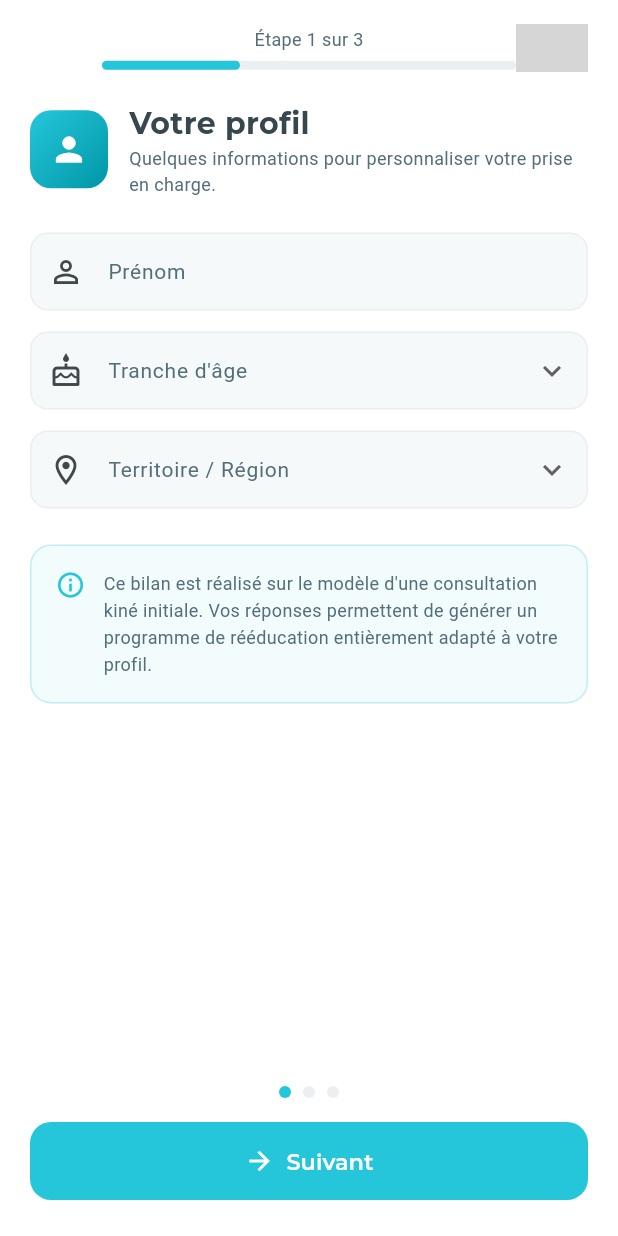
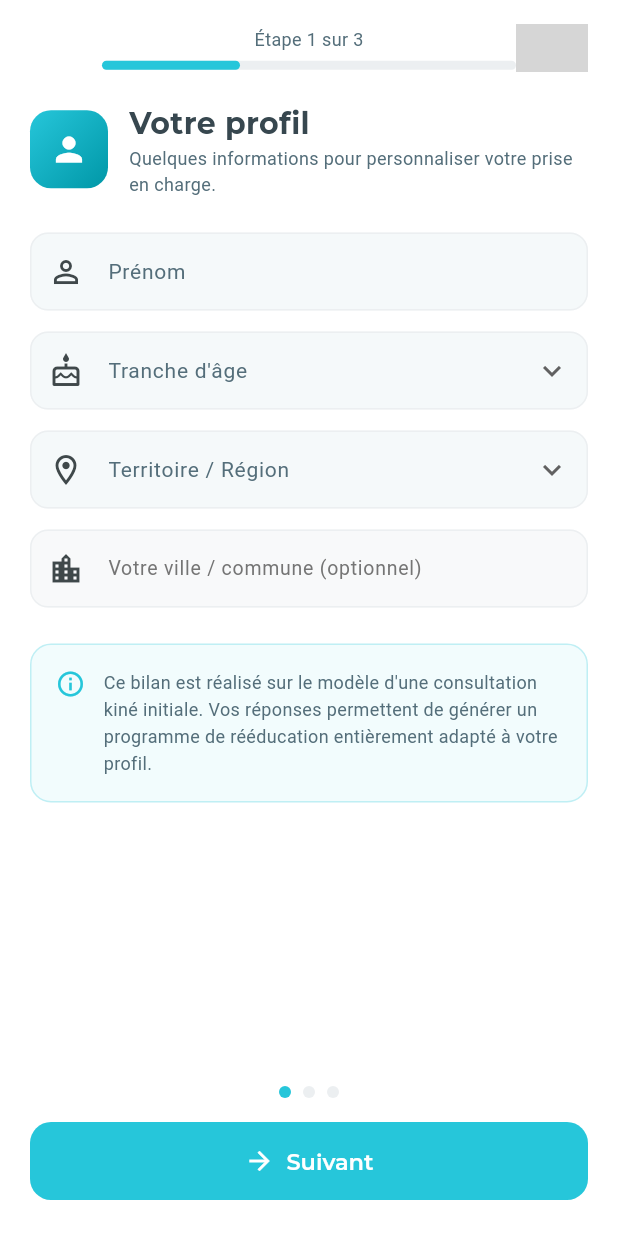
Before and after one commit to IB7513/santeo-connect, a Flutter app: the OnboardingScreen screen opened by its route, on a phone screen of 412 x 824 dp. Run offline on Flutter 3.47's test engine with Material 3 defaults, Android fonts, the phone set to English and light mode, and no system bars; drawn by our look-alikes of smooth_page_indicator; our stand-ins replace cloud_firestore, firebase_core, fl_chart, google_fonts, percent_indicator, shared_preferences and 2 more; missing offline and left inert: dart:js, dart:js_interop, dart:ui_web; accounts and stored records are empty; key blocks and very long unbroken strings in the code were emptied for the run; grey boxes are pictures that could not be loaded.

Commit message:
Localisation ville libre + fiches kinés épurées + admin RDV sans emails privés
- Onboarding : champ libre 'Votre ville / commune' ajouté (optionnel)
- Modèle UserProfile : nouveau champ 'ville' persisté en Firestore
- Profil : affichage 'Ville • Territoire' si ville renseignée
- Fiches kinés : suppression du champ expérience partout
- Vue admin SANTEO : emails patients masqués (supervision sans données privées)
- RdvService : template EmailJS enrichi (to_name, reply_to, commentaires template)
- Booking admin : hidePatientMail=true pour protéger les données patients

```diff
--- a/lib/models/app_models.dart
+++ b/lib/models/app_models.dart
@@ -136,7 +136,8 @@ class UserProfile {
   final String prenom;
   final String age;
   final String genre;
-  final String localisation;
+  final String localisation;  // territoire / région (dropdown)
+  final String ville;          // ville libre saisie par l'utilisateur
   final String objectifSante;
   final bool douleursActuelles;
   final List<String> zonesDouleur;
@@ -156,6 +157,7 @@ class UserProfile {
     required this.age,
     required this.genre,
     required this.localisation,
+    this.ville = '',
     required this.objectifSante,
     required this.douleursActuelles,
     required this.zonesDouleur,
@@ -177,6 +179,7 @@ class UserProfile {
       age: map['age']?.toString() ?? '',
       genre: map['genre']?.toString() ?? '',
       localisation: map['localisation']?.toString() ?? '',
+      ville: map['ville']?.toString() ?? '',
       objectifSante: map['objectifSante']?.toString() ?? '',
       douleursActuelles: map['douleursActuelles'] == true,
       zonesDouleur: List<String>.from(map['zonesDouleur'] as List? ?? []),
@@ -198,6 +201,7 @@ class UserProfile {
     'age': age,
     'genre': genre,
     'localisation': localisation,
+    'ville': ville,
     'objectifSante': objectifSante,
     'douleursActuelles': douleursActuelles,
     'zonesDouleur': zonesDouleur,
--- a/lib/providers/app_providers.dart
+++ b/lib/providers/app_providers.dart
@@ -190,6 +190,7 @@ class AppProvider extends ChangeNotifier {
       genre: _onboardingData['genre']?.toString() ?? '',
       localisation:
           _onboardingData['localisation']?.toString() ?? 'France',
+      ville: _onboardingData['ville']?.toString() ?? '',
       objectifSante: _onboardingData['objectifSante']?.toString() ?? '',
       douleursActuelles: _onboardingData['douleursActuelles'] == true,
       zonesDouleur:
--- a/lib/screens/onboarding/onboarding_screen.dart
+++ b/lib/screens/onboarding/onboarding_screen.dart
@@ -23,6 +23,7 @@ class _OnboardingScreenState extends State<OnboardingScreen> {
 
   // Étape 1 — Profil
   final _prenomCtrl = TextEditingController();
+  final _villeCtrl = TextEditingController(); // champ libre ville
   String? _age;
   String? _territoire;
 
@@ -55,6 +56,7 @@ class _OnboardingScreenState extends State<OnboardingScreen> {
   void dispose() {
     _pageController.dispose();
     _prenomCtrl.dispose();
+    _villeCtrl.dispose();
     super.dispose();
   }
 
@@ -163,6 +165,7 @@ class _OnboardingScreenState extends State<OnboardingScreen> {
       'age': _age ?? '',
       'genre': '',
       'localisation': _territoire ?? 'France métropolitaine',
+      'ville': _villeCtrl.text.trim(),
       'objectifSante': _objectif ?? '',
       'douleursActuelles': _douleursOuiNon,
       'zonesDouleur': _zonesDouleur,
@@ -364,6 +367,7 @@ class _OnboardingScreenState extends State<OnboardingScreen> {
                   // ── ÉTAPE 1 : Votre profil ───────────────────
                   _KineStep1Profil(
                     prenomCtrl: _prenomCtrl,
+                    villeCtrl: _villeCtrl,
                     age: _age,
                     territoire: _territoire,
                     onAgeChanged: (v) => setState(() => _age = v),
@@ -468,6 +472,7 @@ class _OnboardingScreenState extends State<OnboardingScreen> {
 // ================================================================
 class _KineStep1Profil extends StatelessWidget {
   final TextEditingController prenomCtrl;
+  final TextEditingController villeCtrl;
   final String? age;
   final String? territoire;
   final ValueChanged<String?> onAgeChanged;
@@ -475,6 +480,7 @@ class _KineStep1Profil extends StatelessWidget {
 
   const _KineStep1Profil({
     required this.prenomCtrl,
+    required this.villeCtrl,
     required this.age,
     required this.territoire,
     required this.onAgeChanged,
@@ -558,6 +564,31 @@ class _KineStep1Profil extends StatelessWidget {
             items: AppConstants.territories,
             icon: Icons.location_on_outlined,
             onChanged: onTerritoireChanged,
+          ),
+          const SizedBox(height: 14),
+
+          // Champ libre — ville / commune
+          TextField(
+            controller: villeCtrl,
+            textCapitalization: TextCapitalization.words,
+            decoration: InputDecoration(
+              labelText: 'Votre ville / commune (optionnel)',
+              hintText: 'Ex : Paris, Lyon, Fort-de-France...',
+              prefixIcon: const Icon(Icons.location_city_outlined),
+              filled: true,
+              fillColor: const Color(0xFFF8F9FA),
+              border: OutlineInputBorder(
+                borderRadius: BorderRadius.circular(12),
+                borderSide: BorderSide.none,
+              ),
+              focusedBorder: OutlineInputBorder(
+                borderRadius: BorderRadius.circular(12),
+                borderSide: const BorderSide(
+                    color: Color(0xFF26C6DA), width: 1.5),
+              ),
+              labelStyle:
+                  TextStyle(fontSize: 13, color: Colors.grey[600]),
+            ),
           ),
           const SizedBox(height: 24),
 
--- a/lib/screens/profile/profile_screen.dart
+++ b/lib/screens/profile/profile_screen.dart
@@ -101,7 +101,10 @@ class ProfileScreen extends StatelessWidget {
                                   color: AppTheme.primary, size: 16),
                               const SizedBox(width: 4),
                               Text(
-                                profile!.localisation,
+                                // Afficher "Ville, Territoire" si ville renseignée
+                                (profile!.ville.isNotEmpty)
+                                    ? '${profile.ville} • ${profile.localisation}'
+                                    : profile.localisation,
                                 style: GoogleFonts.roboto(
                                     fontSize: 13,
                                     color: AppTheme.primary),
```
Also changed, not shown: lib/core/services/rdv_service.dart (+18 -1 lines), lib/screens/kine/kine_planning_screen.dart (+12 -2 lines), lib/screens/kine/parler_kine_screen.dart (+0 -10 lines).
